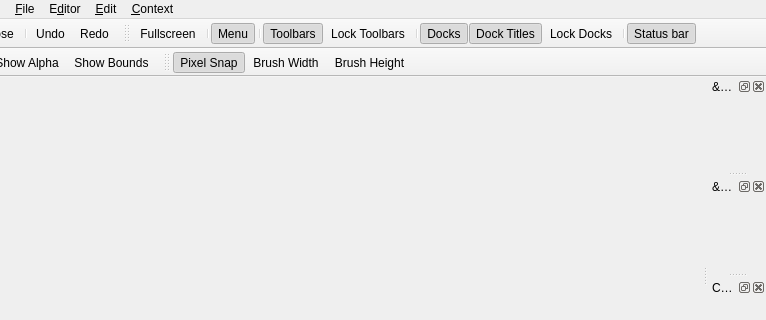
The window that mainwindow.ui (not-surt/SimPix) describes before a commit, drawn with Qt 5; both pictures show x 164 to 930 and y 0 to 320 of the 930 by 494 pixel window.
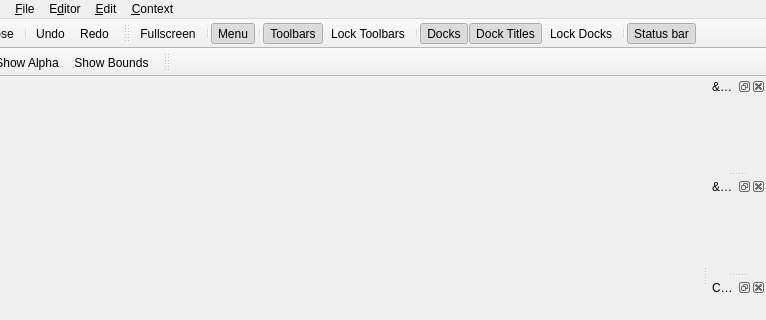
The same window after the commit. Icons and pictures are not drawn. Custom widgets are drawn as their Qt base class.

The edit to the form file:
```diff
--- a/mainwindow.ui
+++ b/mainwindow.ui
@@ -290,9 +290,6 @@
    <attribute name="toolBarBreak">
     <bool>false</bool>
    </attribute>
-   <addaction name="actionBrushPixelSnap"/>
-   <addaction name="actionBrushWidth"/>
-   <addaction name="actionBrushHeight"/>
   </widget>
   <action name="actionFileNew">
    <property name="icon">
@@ -927,27 +924,6 @@
     <string>Pixel Snap</string>
    </property>
   </action>
-  <action name="actionBrushWidth">
-   <property name="text">
-    <string>Brush Width</string>
-   </property>
-  </action>
-  <action name="actionBrushHeight">
-   <property name="text">
-    <string>Brush Height</string>
-   </property>
-   <property name="toolTip">
-    <string>Brush Height</string>
-   </property>
-  </action>
-  <action name="actionBrushAngle">
-   <property name="text">
-    <string>Brush Angle</string>
-   </property>
-   <property name="toolTip">
-    <string>Brush Angle</string>
-   </property>
-  </action>
   <action name="actionBrushStylePixel">
    <property name="checkable">
     <bool>true</bool>
```
Left out of the diff: 10 changed lines with no effect on the pictures.
